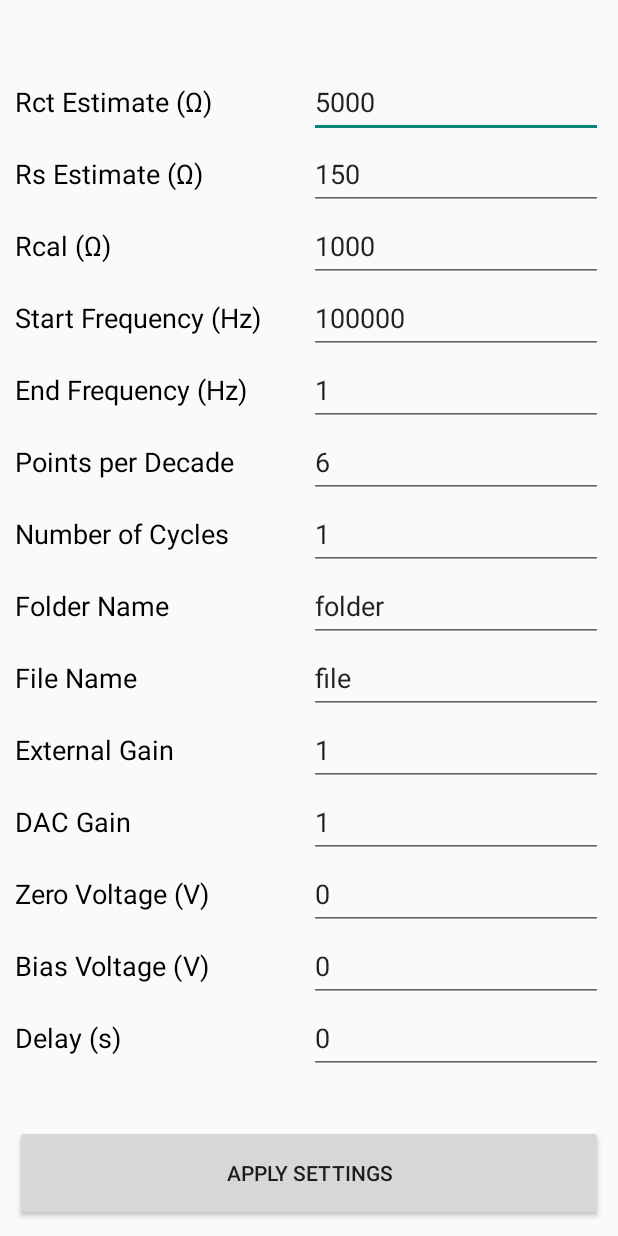
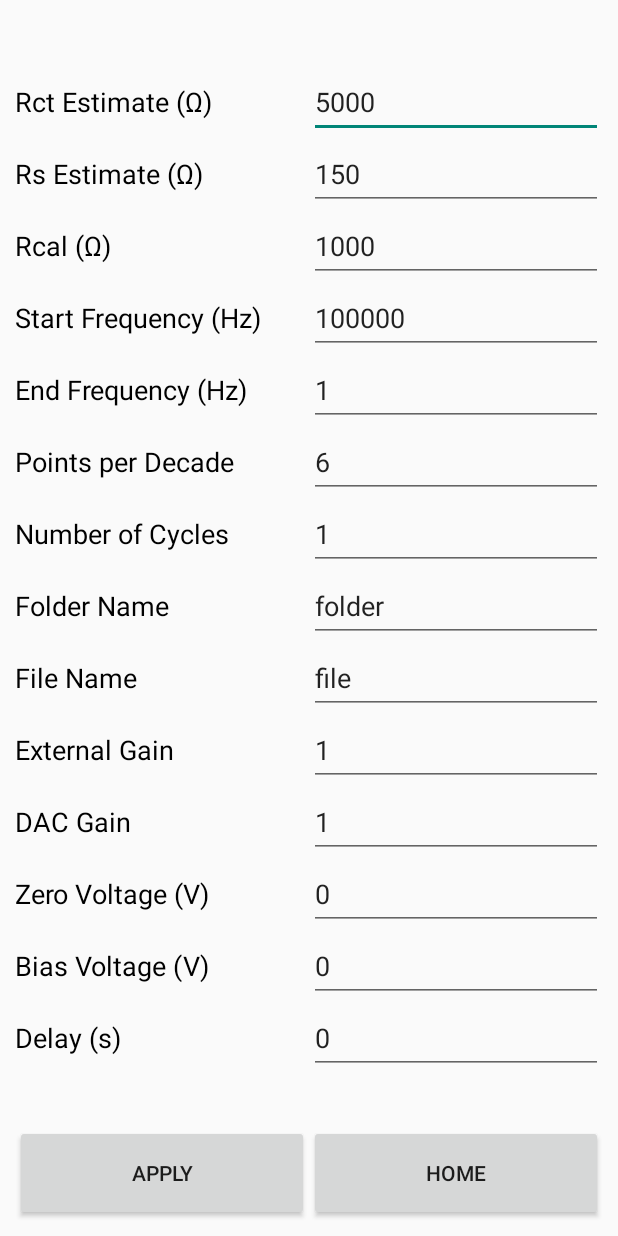
Before and after one commit to LinnesLab/HELPStat, an Android app built with Jetpack Compose: the layout activity_settings.xml on its own in the app's theme, with its tools: preview values and no code run, on a phone screen of 412 x 824 dp. Run offline under Robolectric (Android 15) with nearby library versions, the phone set to English and light mode, and no system bars.

Commit message:
Settings Page
Finally incorporated ability to open and close settings from home, rather than those being two unconnected layouts.

```diff
--- a/HELPStat/Software/App/app/src/main/AndroidManifest.xml
+++ b/HELPStat/Software/App/app/src/main/AndroidManifest.xml
@@ -28,6 +28,7 @@
         android:supportsRtl="true"
         android:theme="@style/Theme.HELPStat"
         tools:targetApi="31">
+        <activity android:name=".SettingsActivity" />
         <activity
             android:name=".MainActivity"
             android:exported="true"
--- a/HELPStat/Software/App/app/src/main/res/layout/activity_settings.xml
+++ b/HELPStat/Software/App/app/src/main/res/layout/activity_settings.xml
@@ -12,20 +12,22 @@
         android:id="@+id/button_applySettings"
         android:layout_width="0dp"
         android:layout_height="64dp"
-        android:text="Apply Settings"
+        android:text="Apply"
         app:layout_constraintBottom_toBottomOf="parent"
-        app:layout_constraintEnd_toEndOf="parent"
-        app:layout_constraintHorizontal_bias="0.498"
+        app:layout_constraintEnd_toStartOf="@+id/button_exitSettings"
+        app:layout_constraintHorizontal_bias="0.5"
+        app:layout_constraintStart_toEndOf="@+id/scrollView2"
         app:layout_constraintStart_toStartOf="parent" />
 
     <ScrollView
+        android:id="@+id/scrollView2"
         android:layout_width="match_parent"
         android:layout_height="wrap_content"
+        android:fillViewport="true"
+        android:paddingVertical="32dp"
+        app:layout_constraintBottom_toTopOf="@id/button_applySettings"
         app:layout_constraintTop_toTopOf="parent"
-        app:layout_constraintBottom_toTopOf="@id/button_applySettings"
-        android:paddingVertical="32dp"
-        tools:layout_editor_absoluteX="10dp"
-        android:fillViewport="true" >
+        tools:layout_editor_absoluteX="10dp">
 
         <androidx.constraintlayout.widget.ConstraintLayout
             android:layout_width="match_parent"
@@ -370,4 +372,14 @@
         </androidx.constraintlayout.widget.ConstraintLayout>
     </ScrollView>
 
+    <Button
+        android:id="@+id/button_exitSettings"
+        android:layout_width="0dp"
+        android:layout_height="64dp"
+        android:text="Home"
+        app:layout_constraintBottom_toBottomOf="parent"
+        app:layout_constraintEnd_toEndOf="parent"
+        app:layout_constraintHorizontal_bias="0.5"
+        app:layout_constraintStart_toEndOf="@+id/button_applySettings" />
+
 </androidx.constraintlayout.widget.ConstraintLayout>
```
Also changed, not shown: HELPStat/Software/App/app/src/main/java/com/example/helpstat/MainActivity.kt (+31 -19 lines), HELPStat/Software/App/app/src/main/java/com/example/helpstat/SettingsActivity.kt (added, +19 -0 lines).
